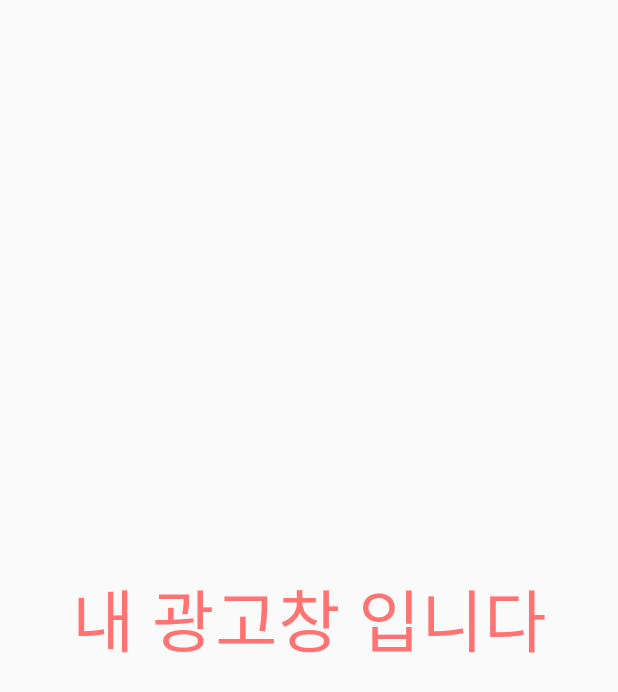
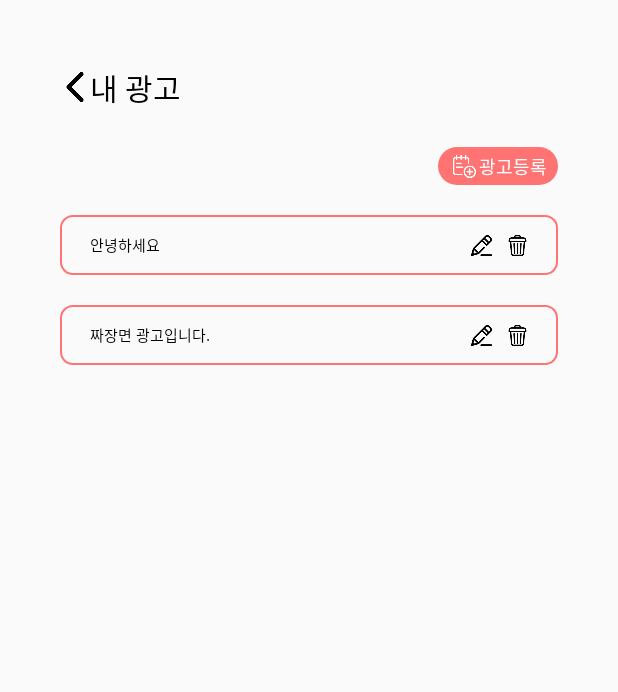
Before and after one commit to Depplication/Diowner_Kotlin, an Android app: the MyAdActivity screen opened directly, with no data from a screen before it, on a phone screen of 412 x 824 dp. Shown: the top 692 px of the screen. Run offline under Robolectric (Android 15) with nearby library versions, the phone set to English and light mode, and no system bars.

Commit message:
내 광고 구현

```diff
--- /dev/null
+++ b/app/src/main/java/kr/hs/diowner/AdvertisingAdapter.kt
@@ -0,0 +1,37 @@
+package kr.hs.diowner
+
+import android.content.Context
+import android.view.LayoutInflater
+import android.view.ViewGroup
+import androidx.recyclerview.widget.RecyclerView
+import kr.hs.diowner.data.AdvertisingData
+import kr.hs.diowner.databinding.MyAdListBinding
+
+class AdvertisingAdapter(val context: Context) :
+    RecyclerView.Adapter<AdvertisingAdapter.MyViewHolder>() {
+    var dataList = mutableListOf<AdvertisingData>()
+
+    inner class MyViewHolder(private val binding: MyAdListBinding) :
+        RecyclerView.ViewHolder(binding.root) {
+        fun bind(data: AdvertisingData) {
+            binding.title.text = data.title.toString()
+            binding.modify.setOnClickListener {
+                //TODO 수정 구현
+            }
+            binding.trashcan.setOnClickListener {
+                //TODO 삭제 구현
+            }
+        }
+    }
+
+    override fun onCreateViewHolder(parent: ViewGroup, viewType: Int): MyViewHolder {
+        val binding = MyAdListBinding.inflate(LayoutInflater.from(parent.context), parent, false)
+        return MyViewHolder(binding)
+    }
+
+    override fun getItemCount(): Int = dataList.size
+
+    override fun onBindViewHolder(holder: MyViewHolder, position: Int) {
+        holder.bind(dataList[position])
+    }
+}
--- a/app/src/main/java/kr/hs/diowner/MyAdActivity.kt
+++ b/app/src/main/java/kr/hs/diowner/MyAdActivity.kt
@@ -2,10 +2,48 @@ package kr.hs.diowner
 
 import androidx.appcompat.app.AppCompatActivity
 import android.os.Bundle
+import android.view.View
+import androidx.recyclerview.widget.LinearLayoutManager
+import kr.hs.diowner.data.AdvertisingData
+import kr.hs.diowner.databinding.ActivityMyAdBinding
 
-class MyAdActivity : AppCompatActivity() {
+class MyAdActivity : AppCompatActivity(), View.OnClickListener {
+    private lateinit var binding: ActivityMyAdBinding
+
+    private val mDatas = mutableListOf<AdvertisingData>(
+        AdvertisingData("안녕하세요"),
+        AdvertisingData("짜장면 광고입니다.")
+    )
+
     override fun onCreate(savedInstanceState: Bundle?) {
         super.onCreate(savedInstanceState)
-        setContentView(R.layout.activity_my_ad)
+        binding = ActivityMyAdBinding.inflate(layoutInflater)
+        setContentView(binding.root)
+
+        initDataRecyclerView()
+        addDataRecyclerView()
+        settingLstener()
+    }
+    private fun settingLstener() {
+        binding.backBtn.setOnClickListener(this)
+    }
+
+    override fun onClick(v: View?) {
+        when(v) {
+            binding.backBtn -> {
+                finish()
+            }
+        }
+    }
+
+    private fun initDataRecyclerView() {
+        val adapter = AdvertisingAdapter(this)
+        adapter.dataList = mDatas
+        binding.myAdRecycler.adapter = adapter
+        binding.myAdRecycler.layoutManager = LinearLayoutManager(this)
+    }
+
+    private fun addDataRecyclerView() {
+        //TODO 서버값
     }
 }
--- /dev/null
+++ b/app/src/main/java/kr/hs/diowner/data/AdvertisingData.kt
@@ -0,0 +1,7 @@
+package kr.hs.diowner.data
+
+import java.io.Serializable
+
+data class AdvertisingData(
+    val title: String
+) : Serializable
--- /dev/null
+++ b/app/src/main/res/drawable/textview_scarlet.xml
@@ -0,0 +1,9 @@
+<?xml version="1.0" encoding="utf-8"?>
+<shape xmlns:android="http://schemas.android.com/apk/res/android">
+    <padding android:left="5dp"
+        android:right="5dp"/>
+    <corners android:radius="8dp" />
+    <stroke android:width="1dp" android:color="@color/MainColor"/>
+    <solid android:color="@null"/>
+    <size android:width="280dp" android:height="40dp"/>
+</shape>
--- a/app/src/main/res/layout/activity_my_ad.xml
+++ b/app/src/main/res/layout/activity_my_ad.xml
@@ -5,14 +5,69 @@
     android:layout_width="match_parent"
     android:layout_height="match_parent"
     tools:context=".MyAdActivity">
+
+    <ImageView
+        android:id="@+id/back_btn"
+        android:layout_width="20dp"
+        android:layout_height="20dp"
+        android:layout_marginStart="40dp"
+        android:layout_marginTop="48dp"
+        android:rotation="90"
+        android:src="@drawable/downarrow"
+        app:layout_constraintStart_toStartOf="parent"
+        app:layout_constraintTop_toTopOf="parent" />
+
     <TextView
-        android:text="내 광고창 입니다"
-        android:textSize="45sp"
-        android:textColor="@color/MainColor"
+        android:layout_width="wrap_content"
+        android:layout_height="wrap_content"
+        android:text="내 광고"
+        android:textColor="@color/black"
+        android:textSize="20dp"
+        app:layout_constraintBottom_toBottomOf="@id/back_btn"
+        app:layout_constraintStart_toEndOf="@id/back_btn"
+        app:layout_constraintTop_toTopOf="@id/back_btn" />
+
+    <androidx.constraintlayout.widget.ConstraintLayout
+        android:id="@+id/add_ad_layout"
+        android:layout_width="80dp"
+        android:layout_height="25dp"
+        android:layout_marginTop="30dp"
+        android:layout_marginEnd="40dp"
+        android:background="@drawable/round_scarlet"
+        app:layout_constraintEnd_toEndOf="parent"
+        app:layout_constraintTop_toBottomOf="@id/back_btn">
+
+        <ImageView
+            android:id="@+id/ad_img"
+            android:layout_width="15dp"
+            android:layout_height="15dp"
+            android:layout_marginStart="5dp"
+            android:src="@drawable/advertising"
+            app:layout_constraintBottom_toBottomOf="parent"
+            app:layout_constraintStart_toStartOf="parent"
+            app:layout_constraintTop_toTopOf="parent" />
+
+        <TextView
+            android:layout_width="wrap_content"
+            android:layout_height="wrap_content"
+            android:layout_marginStart="2dp"
+            android:fontFamily="@font/jua"
+            android:text="광고등록"
+            android:textColor="@color/white"
+            android:textSize="12sp"
+            app:layout_constraintBottom_toBottomOf="@id/ad_img"
+            app:layout_constraintStart_toEndOf="@id/ad_img"
+            app:layout_constraintTop_toTopOf="@id/ad_img" />
+    </androidx.constraintlayout.widget.ConstraintLayout>
+
+    <androidx.recyclerview.widget.RecyclerView
+        android:id="@+id/my_ad_recycler"
+        android:layout_width="0dp"
+        android:layout_height="0dp"
+        app:layout_constraintBottom_toBottomOf="parent"
+        app:layout_constraintEnd_toEndOf="parent"
         app:layout_constraintStart_toStartOf="parent"
-        app:layout_constraintEnd_toEndOf="parent"
-        app:layout_constraintTop_toTopOf="parent"
-        app:layout_constraintBottom_toBottomOf="parent"
-        android:layout_width="wrap_content"
-        android:layout_height="wrap_content"/>
+        app:layout_constraintTop_toBottomOf="@id/add_ad_layout"
+        tools:listitem="@layout/my_ad_list"/>
+
 </androidx.constraintlayout.widget.ConstraintLayout>
--- /dev/null
+++ b/app/src/main/res/layout/my_ad_list.xml
@@ -0,0 +1,39 @@
+<?xml version="1.0" encoding="utf-8"?>
+<androidx.constraintlayout.widget.ConstraintLayout xmlns:android="http://schemas.android.com/apk/res/android"
+    xmlns:app="http://schemas.android.com/apk/res-auto"
+    android:layout_width="match_parent"
+    android:layout_height="40dp"
+    android:layout_marginTop="20dp"
+    android:layout_marginStart="40dp"
+    android:layout_marginEnd="40dp"
+    android:background="@drawable/textview_scarlet">
+
+    <TextView
+        android:id="@+id/title"
+        android:layout_width="wrap_content"
+        android:layout_height="match_parent"
+        android:layout_marginStart="15dp"
+        android:gravity="center_vertical"
+        android:text="광고제목"
+        android:textColor="@color/black"
+        android:textSize="10sp"
+        app:layout_constraintStart_toStartOf="parent" />
+    <ImageView
+        android:id="@+id/trashcan"
+        android:src="@drawable/trash_can"
+        app:layout_constraintEnd_toEndOf="parent"
+        android:layout_marginEnd="15dp"
+        app:layout_constraintTop_toTopOf="parent"
+        app:layout_constraintBottom_toBottomOf="parent"
+        android:layout_width="14dp"
+        android:layout_height="14dp"/>
+    <ImageView
+        android:id="@+id/modify"
+        android:src="@drawable/modify"
+        app:layout_constraintEnd_toStartOf="@id/trashcan"
+        app:layout_constraintTop_toTopOf="@id/trashcan"
+        app:layout_constraintBottom_toBottomOf="@id/trashcan"
+        android:layout_marginEnd="10dp"
+        android:layout_width="14dp"
+        android:layout_height="14dp"/>
+</androidx.constraintlayout.widget.ConstraintLayout>
```
Also changed, not shown: app/src/main/res/drawable/advertising.png (added), app/src/main/res/drawable/modify.png (added), app/src/main/res/drawable/trash_can.png (added).
